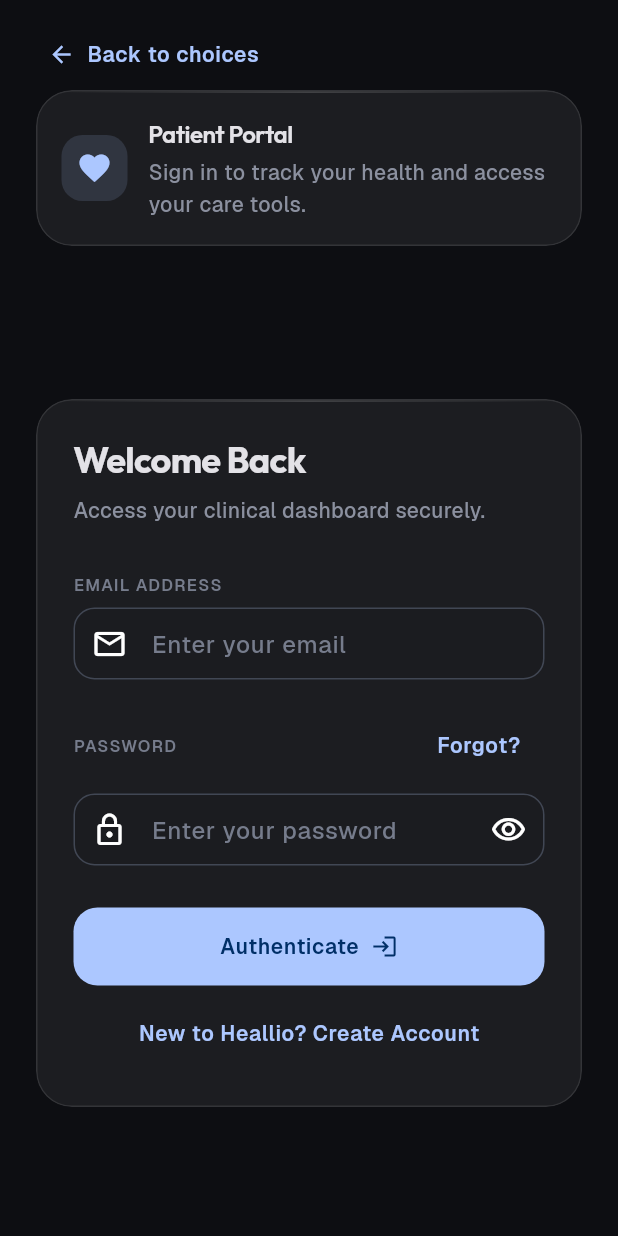
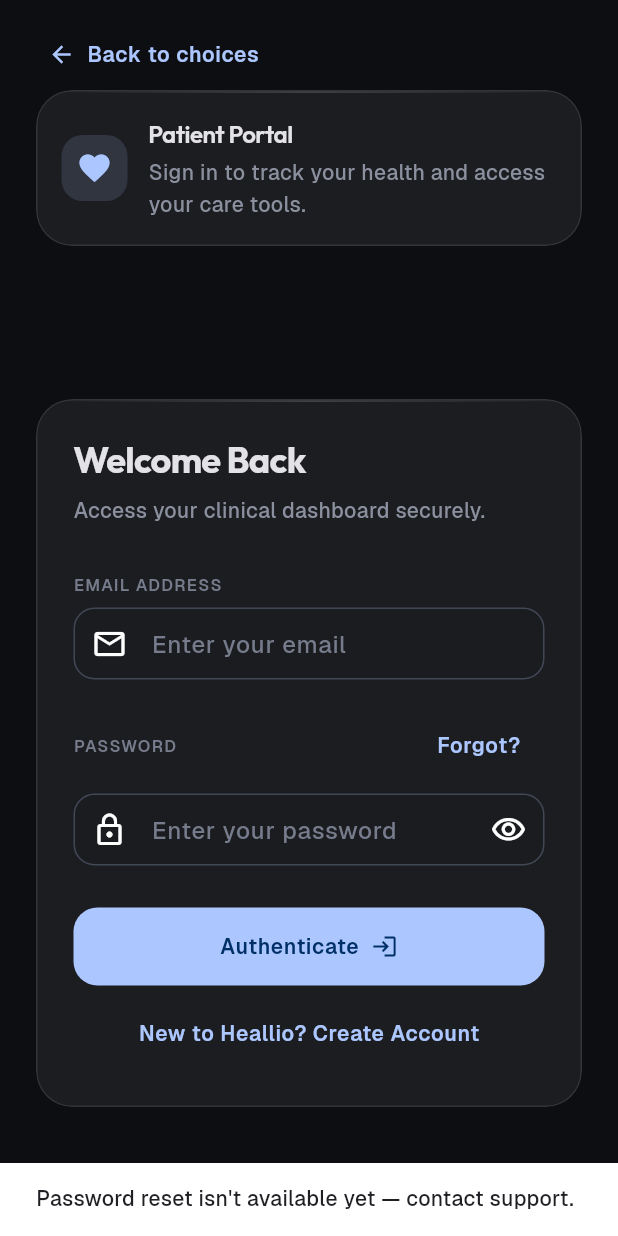
Before and after one commit to ISHAN106/Heallio, a Flutter app: the screen it shows after launch, after a tap on "Patient Access", after a tap on "Forgot?", on a phone screen of 412 x 824 dp. Run offline on Flutter 3.47's test engine with Material 3 defaults, Android fonts, the phone set to English and light mode, and no system bars; our stand-ins replace flutter_riverpod, google_fonts, image_picker, shared_preferences.

Commit message:
fix: dead forgot-password button, cleartext traffic in release, debug-signed release builds, hardcoded compose credentials, missing healthchecks, root Docker user

```diff
--- a/health_app/lib/screens/auth/login_screen.dart
+++ b/health_app/lib/screens/auth/login_screen.dart
@@ -115,7 +115,13 @@ class _LoginScreenState extends ConsumerState<LoginScreen> {
                             ),
                             labelTrailing: GhostButton(
                               label: 'Forgot?',
-                              onPressed: () {},
+                              onPressed: () {
+                                ScaffoldMessenger.of(context).showSnackBar(
+                                  const SnackBar(
+                                    content: Text('Password reset isn\'t available yet — contact support.'),
+                                  ),
+                                );
+                              },
                             ),
                             validator: (value) {
                               if (value?.isEmpty ?? true) {
```
Also changed, not shown: 8 other files.
